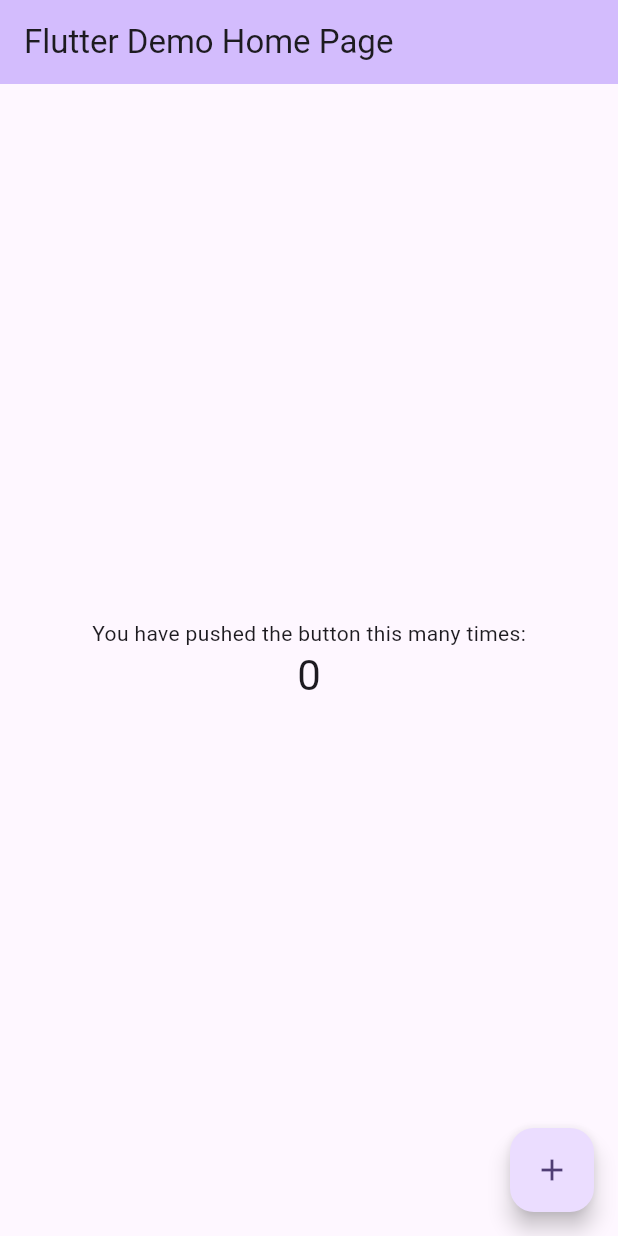
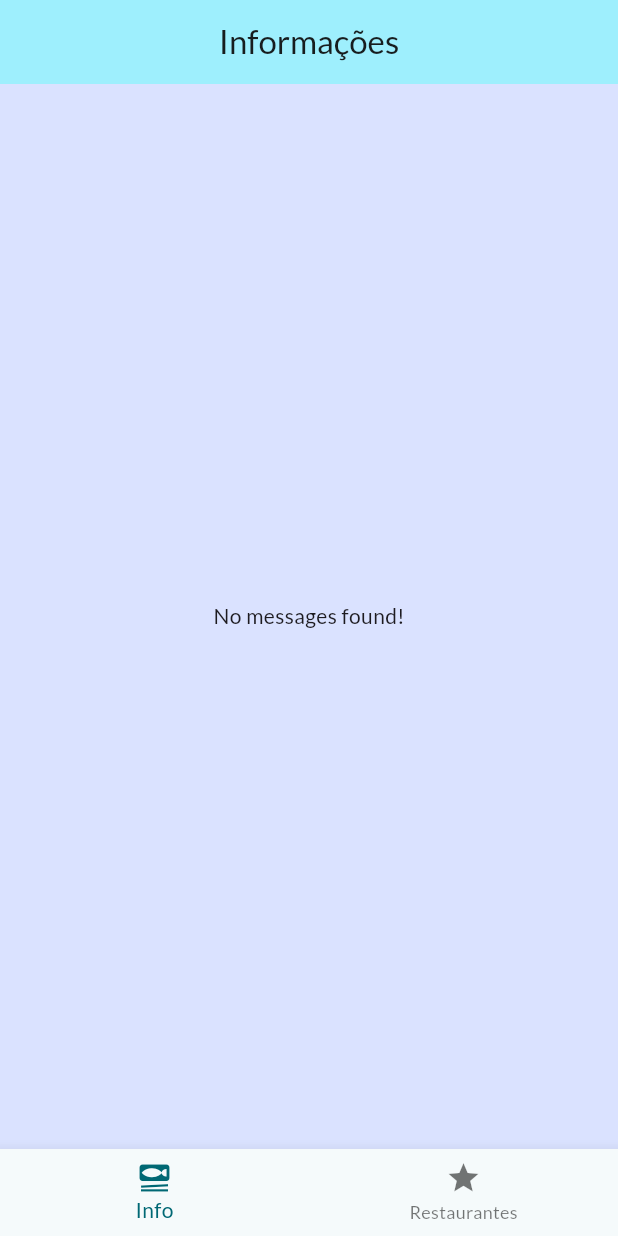
Before and after one commit to lknupp/restaurante_comunitario, a Flutter app: the screen it shows after launch, on a phone screen of 412 x 824 dp. Run offline on Flutter 3.47's test engine with Material 3 defaults, Android fonts, the phone set to English and light mode, and no system bars; our stand-ins replace cloud_firestore, firebase_core, google_fonts; accounts and stored records are empty; generated files the repository leaves out were written again.

Commit message:
feat: finished information screen

```diff
--- a/lib/main.dart
+++ b/lib/main.dart
@@ -1,125 +1,34 @@
+import 'package:firebase_core/firebase_core.dart';
+import 'firebase_options.dart';
 import 'package:flutter/material.dart';
+import 'package:google_fonts/google_fonts.dart';
+import 'package:restaurante_comunitario/screens/tabs.dart';
 
-void main() {
-  runApp(const MyApp());
+final theme = ThemeData(
+  colorScheme: ColorScheme.fromSeed(
+    brightness: Brightness.light,
+    seedColor: const Color.fromARGB(255, 255, 255, 255),
+  ),
+  textTheme: GoogleFonts.latoTextTheme(),
+);
+
+void main() async {
+  WidgetsFlutterBinding.ensureInitialized();
+  await Firebase.initializeApp(
+    options: DefaultFirebaseOptions.currentPlatform,
+  );
+  runApp(const App());
 }
 
-class MyApp extends StatelessWidget {
-  const MyApp({super.key});
+class App extends StatelessWidget {
+  const App({super.key});
 
-  // This widget is the root of your application.
   @override
   Widget build(BuildContext context) {
     return MaterialApp(
-      title: 'Flutter Demo',
-      theme: ThemeData(
-        // This is the theme of your application.
-        //
-        // TRY THIS: Try running your application with "flutter run". You'll see
-        // the application has a purple toolbar. Then, without quitting the app,
-        // try changing the seedColor in the colorScheme below to Colors.green
-        // and then invoke "hot reload" (save your changes or press the "hot
-        // reload" button in a Flutter-supported IDE, or press "r" if you used
-        // the command line to start the app).
-        //
-        // Notice that the counter didn't reset back to zero; the application
-        // state is not lost during the reload. To reset the state, use hot
-        // restart instead.
-        //
-        // This works for code too, not just values: Most code changes can be
-        // tested with just a hot reload.
-        colorScheme: ColorScheme.fromSeed(seedColor: Colors.deepPurple),
-        useMaterial3: true,
-      ),
-      home: const MyHomePage(title: 'Flutter Demo Home Page'),
-    );
+        debugShowCheckedModeBanner: false,
+        theme: theme,
+        // home: const CategoriesScreen(),
+        home: const TabsScreen());
   }
 }
-
-class MyHomePage extends StatefulWidget {
-  const MyHomePage({super.key, required this.title});
-
-  // This widget is the home page of your application. It is stateful, meaning
-  // that it has a State object (defined below) that contains fields that affect
-  // how it looks.
-
-  // This class is the configuration for the state. It holds the values (in this
-  // case the title) provided by the parent (in this case the App widget) and
-  // used by the build method of the State. Fields in a Widget subclass are
-  // always marked "final".
-
-  final String title;
-
-  @override
-  State<MyHomePage> createState() => _MyHomePageState();
-}
-
-class _MyHomePageState extends State<MyHomePage> {
-  int _counter = 0;
-
-  void _incrementCounter() {
-    setState(() {
-      // This call to setState tells the Flutter framework that something has
-      // changed in this State, which causes it to rerun the build method below
-      // so that the display can reflect the updated values. If we changed
-      // _counter without calling setState(), then the build method would not be
-      // called again, and so nothing would appear to happen.
-      _counter++;
-    });
-  }
-
-  @override
-  Widget build(BuildContext context) {
-    // This method is rerun every time setState is called, for instance as done
-    // by the _incrementCounter method above.
-    //
-    // The Flutter framework has been optimized to make rerunning build methods
-    // fast, so that you can just rebuild anything that needs updating rather
-    // than having to individually change instances of widgets.
-    return Scaffold(
-      appBar: AppBar(
-        // TRY THIS: Try changing the color here to a specific color (to
-        // Colors.amber, perhaps?) and trigger a hot reload to see the AppBar
-        // change color while the other colors stay the same.
-        backgroundColor: Theme.of(context).colorScheme.inversePrimary,
-        // Here we take the value from the MyHomePage object that was created by
-        // the App.build method, and use it to set our appbar title.
-        title: Text(widget.title),
-      ),
-      body: Center(
-        // Center is a layout widget. It takes a single child and positions it
-        // in the middle of the parent.
-        child: Column(
-          // Column is also a layout widget. It takes a list of children and
-          // arranges them vertically. By default, it sizes itself to fit its
-          // children horizontally, and tries to be as tall as its parent.
-          //
-          // Column has various properties to control how it sizes itself and
-          // how it positions its children. Here we use mainAxisAlignment to
-          // center the children vertically; the main axis here is the vertical
-          // axis because Columns are vertical (the cross axis would be
-          // horizontal).
-          //
-          // TRY THIS: Invoke "debug painting" (choose the "Toggle Debug Paint"
-          // action in the IDE, or press "p" in the console), to see the
-          // wireframe for each widget.
-          mainAxisAlignment: MainAxisAlignment.center,
-          children: <Widget>[
-            const Text(
-              'You have pushed the button this many times:',
-            ),
-            Text(
-              '$_counter',
-              style: Theme.of(context).textTheme.headlineMedium,
-            ),
-          ],
-        ),
-      ),
-      floatingActionButton: FloatingActionButton(
-        onPressed: _incrementCounter,
-        tooltip: 'Increment',
-        child: const Icon(Icons.add),
-      ), // This trailing comma makes auto-formatting nicer for build methods.
-    );
-  }
-}
--- /dev/null
+++ b/lib/screens/home.dart
@@ -0,0 +1,58 @@
+import 'package:flutter/material.dart';
+import 'package:cloud_firestore/cloud_firestore.dart';
+import 'package:restaurante_comunitario/widgets/text.dart';
+
+class HomeScreen extends StatelessWidget {
+  const HomeScreen({super.key});
+
+  @override
+  Widget build(BuildContext context) {
+    return StreamBuilder(
+      stream: FirebaseFirestore.instance.collection('informações').snapshots(),
+      builder: (ctx, chatSnapshots) {
+        if (chatSnapshots.connectionState == ConnectionState.waiting) {
+          return const Center(
+            child: CircularProgressIndicator(),
+          );
+        }
+
+        if (!chatSnapshots.hasData || chatSnapshots.data!.docs.isEmpty) {
+          return const Center(
+            child: Text('No messages found!'),
+          );
+        }
+
+        if (chatSnapshots.hasError) {
+          return const Center(
+            child: Text('An error occurred!'),
+          );
+        }
+
+        final infoText = chatSnapshots.data!.docs;
+
+        infoText.sort((a, b) {
+          final aData = a.data();
+          final bData = b.data();
+          if (aData['ref'] == bData['ref']) {
+            return bData['indexParagrafo'].compareTo(aData['indexParagrafo']);
+          }
+          return bData['ref'].compareTo(aData['ref']);
+        });
+
+        return ListView.builder(
+          padding: const EdgeInsets.only(bottom: 30, left: 8, right: 8),
+          reverse: true,
+          itemCount: infoText.length,
+          itemBuilder: (ctx, index) {
+            final text = infoText[index].data();
+
+            return TextWidget(
+              text: text['textoParagrafo'],
+              isTitle: text['indexParagrafo'] == 0,
+            );
+          },
+        );
+      },
+    );
+  }
+}
--- /dev/null
+++ b/lib/screens/tabs.dart
@@ -0,0 +1,63 @@
+import 'package:flutter/material.dart';
+import 'package:restaurante_comunitario/screens/home.dart';
+import 'package:restaurante_comunitario/screens/restaurantes.dart';
+import 'package:restaurante_comunitario/widgets/bottom_navigation_bar.dart';
+
+enum Screen {
+  home,
+  meals,
+}
+
+const screenNames = {
+  Screen.home: 'Informações',
+  Screen.meals: 'Restaurantes',
+};
+
+class TabsScreen extends StatefulWidget {
+  const TabsScreen({super.key});
+
+  @override
+  State<TabsScreen> createState() => _TabsScreenState();
+}
+
+class _TabsScreenState extends State<TabsScreen> {
+  int _selectedPageIndex = 0;
+
+  void _selectPage(int index) {
+    setState(() {
+      _selectedPageIndex = index;
+    });
+  }
+
+  @override
+  Widget build(BuildContext context) {
+    Widget activePage = const HomeScreen();
+    var activePageTitle = screenNames[Screen.home];
+
+    debugPrint('Selected page index: $_selectedPageIndex');
+    if (_selectedPageIndex == 1) {
+      activePage = const RestaurantesScreen();
+      activePageTitle = screenNames[Screen.meals];
+    }
+
+    return Scaffold(
+      appBar: AppBar(
+        backgroundColor: Theme.of(context).colorScheme.primaryContainer,
+        title: Center(
+          child: Text(
+            activePageTitle!,
+            textAlign: TextAlign.center,
+          ),
+        ),
+      ),
+      backgroundColor: Theme.of(context).colorScheme.tertiaryContainer,
+      // drawer: MainDrawer(
+      //   onSelectedScreen: _setScreen,
+      // ),
+      body: activePage,
+      bottomNavigationBar: BottomNavigationBarWidget(
+        onSelectPage: _selectPage,
+      ),
+    );
+  }
+}
--- /dev/null
+++ b/lib/widgets/bottom_navigation_bar.dart
@@ -0,0 +1,40 @@
+import 'package:flutter/material.dart';
+
+class BottomNavigationBarWidget extends StatefulWidget {
+  const BottomNavigationBarWidget({super.key, required this.onSelectPage});
+
+  final void Function(int) onSelectPage;
+
+  @override
+  State<BottomNavigationBarWidget> createState() =>
+      _BottomNavigationBarWidgetState();
+}
+
+class _BottomNavigationBarWidgetState extends State<BottomNavigationBarWidget> {
+  int _selectedPageIndex = 0;
+
+  void _selectPage(int index) {
+    setState(() {
+      _selectedPageIndex = index;
+    });
+    widget.onSelectPage(index);
+  }
+
+  @override
+  Widget build(BuildContext context) {
+    return BottomNavigationBar(
+      onTap: _selectPage,
+      currentIndex: _selectedPageIndex,
+      items: const [
+        BottomNavigationBarItem(
+          icon: Icon(Icons.set_meal),
+          label: 'Info',
+        ),
+        BottomNavigationBarItem(
+          icon: Icon(Icons.star),
+          label: 'Restaurantes',
+        ),
+      ],
+    );
+  }
+}
--- a/pubspec.yaml
+++ b/pubspec.yaml
@@ -37,6 +37,7 @@ dependencies:
   cupertino_icons: ^1.0.8
   firebase_core: ^3.4.0
   cloud_firestore: ^5.4.0
+  google_fonts: ^6.2.1
 
 dev_dependencies:
   flutter_test:
```
Also changed, not shown: lib/screens/restaurantes.dart (added, +15 -0 lines), lib/widgets/text.dart (added, +26 -0 lines), pubspec.lock, 1 other file.
